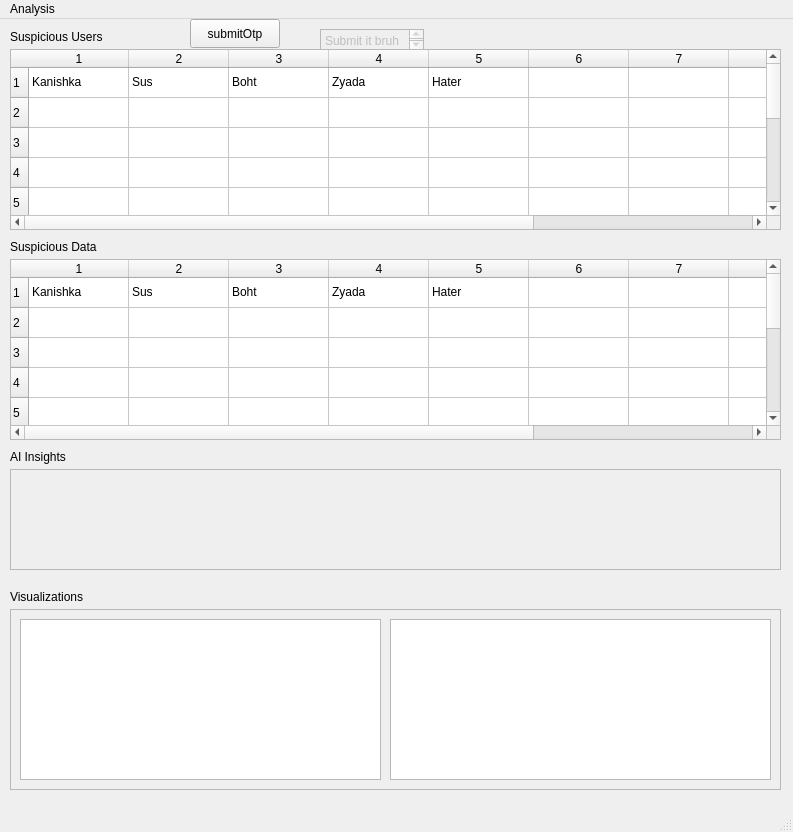
Before: the Qt Designer form analyst_side_app/mainwindow.ui in coderror420/Oops-Project, drawn with Qt 5.
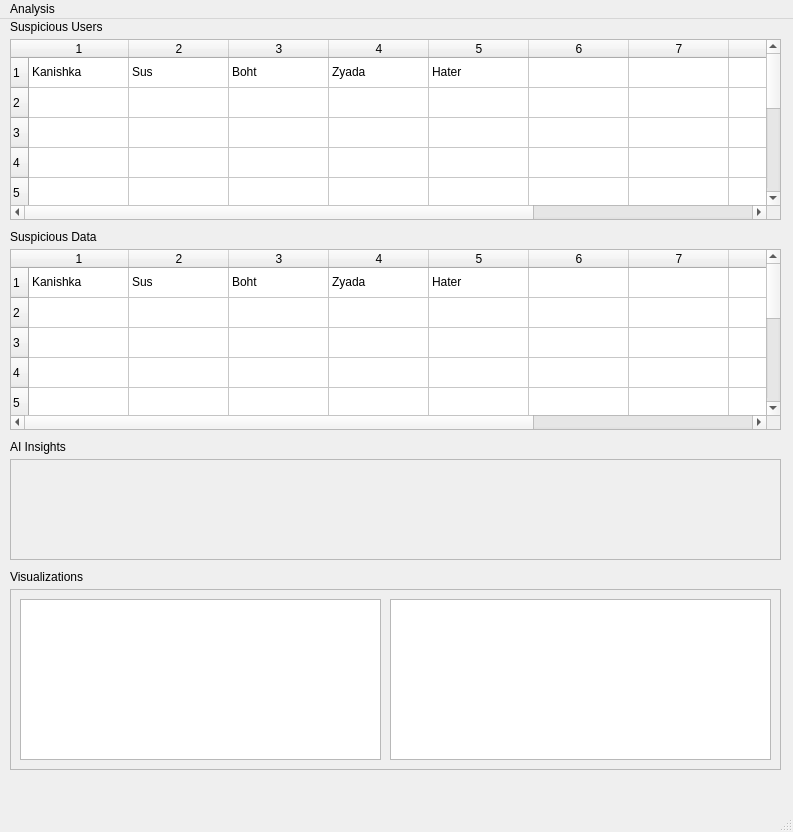
After: the same form once the commit is applied. The open tabs and pages were chosen to show the change.

The edit to the form file:
```diff
--- a/analyst_side_app/mainwindow.ui
+++ b/analyst_side_app/mainwindow.ui
@@ -226,7 +226,7 @@
       <property name="geometry">
        <rect>
         <x>0</x>
-        <y>50</y>
+        <y>40</y>
         <width>771</width>
         <height>181</height>
        </rect>
@@ -306,7 +306,7 @@
       <property name="geometry">
        <rect>
         <x>0</x>
-        <y>260</y>
+        <y>250</y>
         <width>771</width>
         <height>181</height>
        </rect>
@@ -386,7 +386,7 @@
       <property name="geometry">
        <rect>
         <x>0</x>
-        <y>30</y>
+        <y>20</y>
         <width>111</width>
         <height>16</height>
        </rect>
@@ -399,7 +399,7 @@
       <property name="geometry">
        <rect>
         <x>0</x>
-        <y>240</y>
+        <y>230</y>
         <width>111</width>
         <height>16</height>
        </rect>
@@ -412,7 +412,7 @@
       <property name="geometry">
        <rect>
         <x>0</x>
-        <y>450</y>
+        <y>440</y>
         <width>91</width>
         <height>16</height>
        </rect>
@@ -425,7 +425,7 @@
       <property name="geometry">
        <rect>
         <x>0</x>
-        <y>610</y>
+        <y>590</y>
         <width>771</width>
         <height>181</height>
        </rect>
@@ -461,7 +461,7 @@
       <property name="geometry">
        <rect>
         <x>0</x>
-        <y>470</y>
+        <y>460</y>
         <width>771</width>
         <height>101</height>
        </rect>
@@ -477,7 +477,7 @@
       <property name="geometry">
        <rect>
         <x>0</x>
-        <y>590</y>
+        <y>570</y>
         <width>91</width>
         <height>16</height>
        </rect>
@@ -486,45 +486,6 @@
        <string>Visualizations</string>
       </property>
      </widget>
-     <widget class="QPushButton" name="submitOtp">
-      <property name="geometry">
-       <rect>
-        <x>180</x>
-        <y>20</y>
-        <width>90</width>
-        <height>29</height>
-       </rect>
-      </property>
-      <property name="text">
-       <string>submitOtp</string>
-      </property>
-     </widget>
-     <widget class="QTextEdit" name="statusOtp">
-      <property name="enabled">
-       <bool>false</bool>
-      </property>
-      <property name="geometry">
-       <rect>
-        <x>310</x>
-        <y>30</y>
-        <width>104</width>
-        <height>21</height>
-       </rect>
-      </property>
-      <property name="readOnly">
-       <bool>true</bool>
-      </property>
-      <property name="html">
-       <string>&lt;!DOCTYPE HTML PUBLIC &quot;-//W3C//DTD HTML 4.0//EN&quot; &quot;http://www.w3.org/TR/REC-html40/strict.dtd&quot;&gt;
-&lt;html&gt;&lt;head&gt;&lt;meta name=&quot;qrichtext&quot; content=&quot;1&quot; /&gt;&lt;meta charset=&quot;utf-8&quot; /&gt;&lt;style type=&quot;text/css&quot;&gt;
-p, li { white-space: pre-wrap; }
-hr { height: 1px; border-width: 0; }
-li.unchecked::marker { content: &quot;\2610&quot;; }
-li.checked::marker { content: &quot;\2612&quot;; }
-&lt;/style&gt;&lt;/head&gt;&lt;body style=&quot; font-family:'Segoe UI'; font-size:9pt; font-weight:400; font-style:normal;&quot;&gt;
-&lt;p style=&quot; margin-top:0px; margin-bottom:0px; margin-left:0px; margin-right:0px; -qt-block-indent:0; text-indent:0px;&quot;&gt;Submit it bruh&lt;/p&gt;&lt;/body&gt;&lt;/html&gt;</string>
-      </property>
-     </widget>
      <zorder>frame_2</zorder>
      <zorder>frame_3</zorder>
      <zorder>label_4</zorder>
```
Left out of the diff: 30 changed lines with no effect on the pictures.
